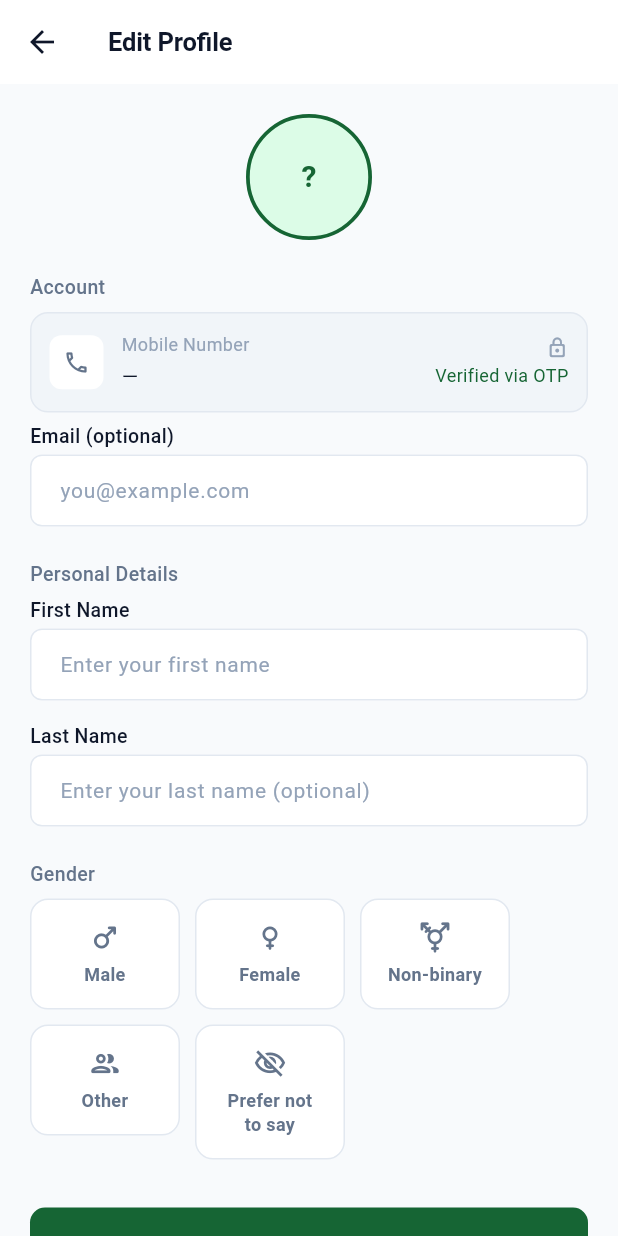
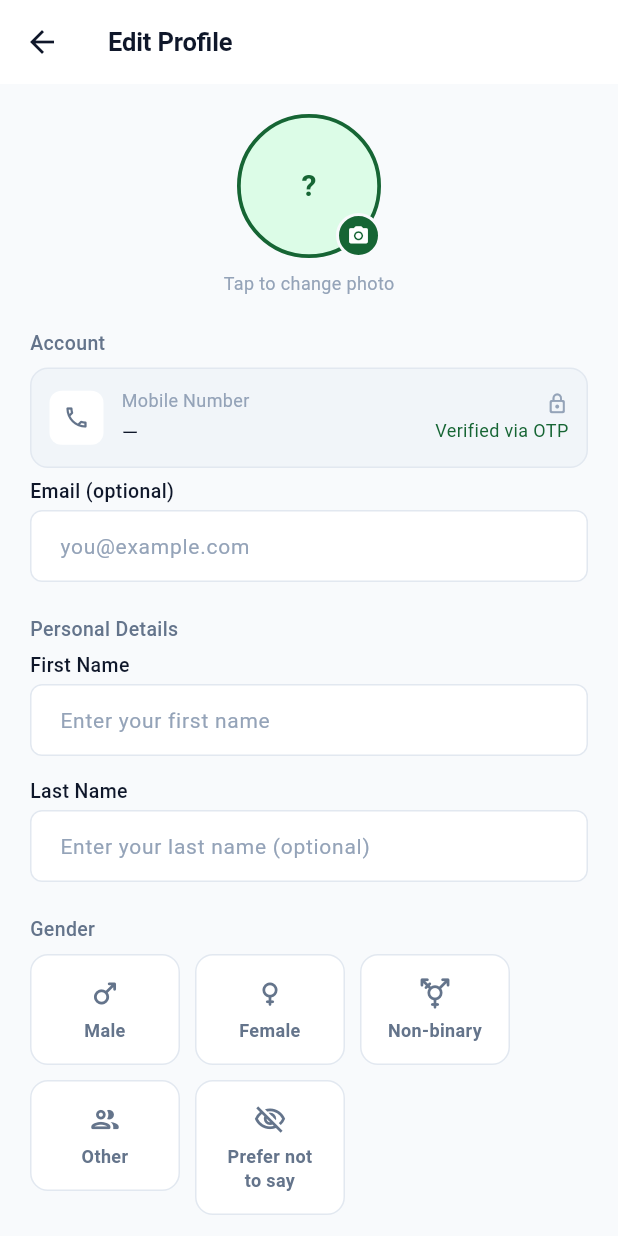
Before and after one commit to meherchaitanyabandaru/greenroot-mobile, a Flutter app: the ProfileScreen screen opened directly, after a tap on "Edit Profile", on a phone screen of 412 x 824 dp. Run offline on Flutter 3.47's test engine with Material 3 defaults, Android fonts, the phone set to English and light mode, and no system bars; our stand-ins replace cached_network_image, dio, flutter_map, flutter_riverpod, flutter_secure_storage, geolocator and 8 more; missing offline and left inert: excel, mobile_scanner; accounts and stored records are empty.

Commit message:
feat: profile picture upload with presigned S3/MinIO URL
- Add StorageService: POST /api/v1/storage/presign + raw Dio PUT to
  presigned URL (no auth headers, separate Dio instance)
- Add profileImageUrl to UpdateProfileRequest.toJson()
- Edit Profile: tap avatar → gallery picker → presign → upload to
  profile-images bucket → preview locally (Uint8List) → Save writes
  file_url to profile via PUT /api/v1/users/me
- Camera badge overlay with spinner during upload; error message on failure
- Profile screen: show NetworkImage when profileImageUrl is set,
  fallback to initials on error

Co-Authored-By: Claude Sonnet 4.6 <noreply@anthropic.com>

```diff
--- a/lib/features/auth/data/models/user_models.dart
+++ b/lib/features/auth/data/models/user_models.dart
@@ -133,12 +133,14 @@ class UpdateProfileRequest {
   final String? lastName;
   final String? email;
   final String? gender;
+  final String? profileImageUrl;
 
   const UpdateProfileRequest({
     required this.firstName,
     this.lastName,
     this.email,
     this.gender,
+    this.profileImageUrl,
   });
 
   Map<String, dynamic> toJson() => {
@@ -146,5 +148,6 @@ class UpdateProfileRequest {
         if (lastName != null) 'last_name': lastName,
         if (email != null) 'email': email,
         if (gender != null) 'gender': gender,
+        if (profileImageUrl != null) 'profile_image_url': profileImageUrl,
       };
 }
--- a/lib/features/profile/edit_profile_screen.dart
+++ b/lib/features/profile/edit_profile_screen.dart
@@ -1,7 +1,10 @@
+import 'dart:typed_data';
 import 'package:flutter/material.dart';
 import 'package:flutter_riverpod/flutter_riverpod.dart';
+import 'package:image_picker/image_picker.dart';
 import '../../core/errors/app_error.dart';
 import '../../core/network/api_client.dart';
+import '../../core/services/storage_service.dart';
 import '../../core/theme/app_colors.dart';
 import '../../core/theme/app_spacing.dart';
 import '../../core/theme/app_typography.dart';
@@ -28,6 +31,12 @@ class _EditProfileScreenState extends ConsumerState<EditProfileScreen> {
   bool _isLoading = false;
   String? _error;
 
+  // Avatar state
+  Uint8List? _pickedBytes;
+  String? _pendingImageUrl;
+  bool _uploadingImage = false;
+  String? _imageError;
+
   @override
   void initState() {
     super.initState();
@@ -46,6 +55,49 @@ class _EditProfileScreenState extends ConsumerState<EditProfileScreen> {
     _lastNameCtrl.dispose();
     _emailCtrl.dispose();
     super.dispose();
+  }
+
+  Future<void> _pickAndUploadImage() async {
+    setState(() => _imageError = null);
+    final picker = ImagePicker();
+    XFile? picked;
+    try {
+      picked = await picker.pickImage(
+        source: ImageSource.gallery,
+        maxWidth: 800,
+        maxHeight: 800,
+        imageQuality: 85,
+      );
+    } catch (_) {
+      if (mounted) setState(() => _imageError = 'Could not open image picker.');
+      return;
+    }
+    if (picked == null) return;
+
+    setState(() => _uploadingImage = true);
+    try {
+      final bytes = await picked.readAsBytes();
+      final ext = picked.name.split('.').last.toLowerCase();
+      final contentType = ext == 'png' ? 'image/png' : 'image/jpeg';
+      final fileName = 'avatar-${DateTime.now().millisecondsSinceEpoch}.$ext';
+
+      final storage = StorageService(ApiClient.instance);
+      final result = await storage.presign('profile-images', fileName, contentType);
+      await storage.uploadBytes(result.uploadUrl, bytes, contentType);
+
+      if (mounted) {
+        setState(() {
+          _pickedBytes = bytes;
+          _pendingImageUrl = result.fileUrl;
+        });
+      }
+    } on AppError catch (e) {
+      if (mounted) setState(() => _imageError = e.message);
+    } catch (_) {
+      if (mounted) setState(() => _imageError = 'Upload failed. Please try again.');
+    } finally {
+      if (mounted) setState(() => _uploadingImage = false);
+    }
   }
 
   Future<void> _save() async {
@@ -67,6 +119,8 @@ class _EditProfileScreenState extends ConsumerState<EditProfileScreen> {
               ? null
               : (email.isEmpty ? null : email),
           gender: _gender,
+          profileImageUrl:
+              _pendingImageUrl ?? user?.profileImageUrl,
         ),
       );
       ref.read(sessionProvider.notifier).updateUser(updated);
@@ -100,27 +154,72 @@ class _EditProfileScreenState extends ConsumerState<EditProfileScreen> {
           child: Column(
             crossAxisAlignment: CrossAxisAlignment.start,
             children: [
-              // Avatar
+              // ── Avatar picker ─────────────────────────────────────────────
               Center(
+                child: Column(
+                  children: [
+                    GestureDetector(
+                      onTap: _uploadingImage ? null : _pickAndUploadImage,
                       child: Stack(
                         children: [
+                          // Avatar circle
                           Container(
-                      width: 84,
-                      height: 84,
+                            width: 96,
+                            height: 96,
                             decoration: BoxDecoration(
                               color: AppColors.primaryLight,
                               shape: BoxShape.circle,
                               border: Border.all(
-                            color: AppColors.primaryMain, width: 2.5),
+                                  color: AppColors.primaryMain, width: 2.5,),
                             ),
-                      child: Center(
-                        child: Text(
-                          user?.initials ?? '?',
-                          style: AppTypography.h2
-                              .copyWith(color: AppColors.primaryMain),
+                            child: ClipOval(
+                              child: _buildAvatarContent(user),
                             ),
                           ),
+                          // Edit badge
+                          Positioned(
+                            bottom: 0,
+                            right: 0,
+                            child: Container(
+                              width: 30,
+                              height: 30,
+                              decoration: BoxDecoration(
+                                color: AppColors.primaryMain,
+                                shape: BoxShape.circle,
+                                border: Border.all(
+                                    color: AppColors.background, width: 2,),
                               ),
+                              child: _uploadingImage
+                                  ? const Padding(
+                                      padding: EdgeInsets.all(6),
+                                      child: CircularProgressIndicator(
+                                        color: Colors.white,
+                                        strokeWidth: 2,
+                                      ),
+                                    )
+                                  : const Icon(Icons.camera_alt_rounded,
+                                      color: Colors.white, size: 15,),
+                            ),
+                          ),
+                        ],
+                      ),
+                    ),
+                    const SizedBox(height: AppSpacing.sm),
+                    Text(
+                      _uploadingImage
+                          ? 'Uploading…'
+                          : 'Tap to change photo',
+                      style: AppTypography.caption
+                          .copyWith(color: AppColors.textMuted),
+                    ),
+                    if (_imageError != null) ...[
+                      const SizedBox(height: 4),
+                      Text(
+                        _imageError!,
+                        style: AppTypography.caption
+                            .copyWith(color: AppColors.errorText),
+                      ),
+                    ],
                   ],
                 ),
               ),
@@ -203,12 +302,12 @@ class _EditProfileScreenState extends ConsumerState<EditProfileScreen> {
                     color: AppColors.errorBg,
                     borderRadius: BorderRadius.circular(10),
                     border: Border.all(
-                        color: AppColors.errorText.withValues(alpha: 0.3)),
+                        color: AppColors.errorText.withValues(alpha: 0.3),),
                   ),
                   child: Row(
                     children: [
                       const Icon(Icons.error_outline,
-                          size: 18, color: AppColors.errorText),
+                          size: 18, color: AppColors.errorText,),
                       const SizedBox(width: AppSpacing.sm),
                       Expanded(
                         child: Text(
@@ -225,7 +324,7 @@ class _EditProfileScreenState extends ConsumerState<EditProfileScreen> {
               const SizedBox(height: AppSpacing.x3l),
               AppButton(
                 label: 'Save Changes',
-                onPressed: _save,
+                onPressed: _uploadingImage ? null : _save,
                 isLoading: _isLoading,
                 trailingIcon: Icons.check_rounded,
               ),
@@ -236,6 +335,38 @@ class _EditProfileScreenState extends ConsumerState<EditProfileScreen> {
       ),
     );
   }
+
+  Widget _buildAvatarContent(UserProfile? user) {
+    // 1. Local preview after picking
+    if (_pickedBytes != null) {
+      return Image.memory(
+        _pickedBytes!,
+        width: 96,
+        height: 96,
+        fit: BoxFit.cover,
+      );
+    }
+    // 2. Existing network image from API
+    final imageUrl = user?.profileImageUrl;
+    if (imageUrl != null && imageUrl.isNotEmpty) {
+      return Image.network(
+        imageUrl,
+        width: 96,
+        height: 96,
+        fit: BoxFit.cover,
+        errorBuilder: (_, __, ___) => _initialsWidget(user),
+      );
+    }
+    // 3. Fallback initials
+    return _initialsWidget(user);
+  }
+
+  Widget _initialsWidget(UserProfile? user) => Center(
+        child: Text(
+          user?.initials ?? '?',
+          style: AppTypography.h2.copyWith(color: AppColors.primaryMain),
+        ),
+      );
 
   Widget _sectionLabel(String text) => Text(
         text,
@@ -262,7 +393,7 @@ class _LockedField extends StatelessWidget {
   Widget build(BuildContext context) {
     return Container(
       padding: const EdgeInsets.symmetric(
-          horizontal: AppSpacing.md, vertical: AppSpacing.md),
+          horizontal: AppSpacing.md, vertical: AppSpacing.md,),
       decoration: BoxDecoration(
         color: AppColors.slate100,
         borderRadius: BorderRadius.circular(12),
@@ -286,7 +417,7 @@ class _LockedField extends StatelessWidget {
               children: [
                 Text(label,
                     style: AppTypography.caption
-                        .copyWith(color: AppColors.textMuted)),
+                        .copyWith(color: AppColors.textMuted),),
                 const SizedBox(height: 2),
                 Text(value, style: AppTypography.body),
               ],
@@ -296,11 +427,11 @@ class _LockedField extends StatelessWidget {
             crossAxisAlignment: CrossAxisAlignment.end,
             children: [
               const Icon(Icons.lock_outline_rounded,
-                  size: 15, color: AppColors.textMuted),
+                  size: 15, color: AppColors.textMuted,),
               const SizedBox(height: 2),
               Text(note,
                   style: AppTypography.caption
-                      .copyWith(color: AppColors.primaryMain)),
+                      .copyWith(color: AppColors.primaryMain),),
             ],
           ),
         ],
@@ -378,7 +509,7 @@ class _GenderChip extends StatelessWidget {
           children: [
             Icon(icon,
                 size: 22,
-                color: selected ? Colors.white : AppColors.textSecondary),
+                color: selected ? Colors.white : AppColors.textSecondary,),
             const SizedBox(height: 6),
             Text(
               label,
--- a/lib/features/profile/profile_screen.dart
+++ b/lib/features/profile/profile_screen.dart
@@ -107,12 +107,28 @@ class ProfileScreen extends ConsumerWidget {
                     shape: BoxShape.circle,
                     border: Border.all(color: AppColors.primaryMain, width: 2),
                   ),
-                  child: Center(
-                    child: Text(
-                      user?.initials ?? '?',
-                      style: AppTypography.h2
-                          .copyWith(color: AppColors.primaryMain),
-                    ),
+                  child: ClipOval(
+                    child: (user?.profileImageUrl?.isNotEmpty == true)
+                        ? Image.network(
+                            user!.profileImageUrl!,
+                            width: 88,
+                            height: 88,
+                            fit: BoxFit.cover,
+                            errorBuilder: (_, __, ___) => Center(
+                              child: Text(
+                                user.initials,
+                                style: AppTypography.h2
+                                    .copyWith(color: AppColors.primaryMain),
+                              ),
+                            ),
+                          )
+                        : Center(
+                            child: Text(
+                              user?.initials ?? '?',
+                              style: AppTypography.h2
+                                  .copyWith(color: AppColors.primaryMain),
+                            ),
+                          ),
                   ),
                 ),
                 const SizedBox(height: AppSpacing.md),
```
Also changed, not shown: lib/core/services/storage_service.dart (added, +60 -0 lines). Lines whose indentation alone changed are shown as unchanged.
